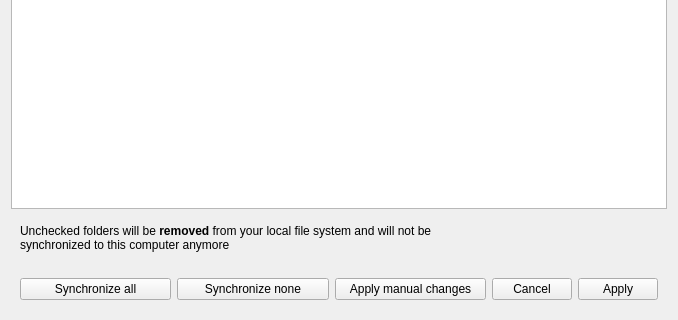
Above: src/gui/accountsettings.ui from GrossLukas/client before the change; both pictures show x 0 to 678 and y 237 to 557 of the 678 by 557 pixel window. Below: the same form after it.
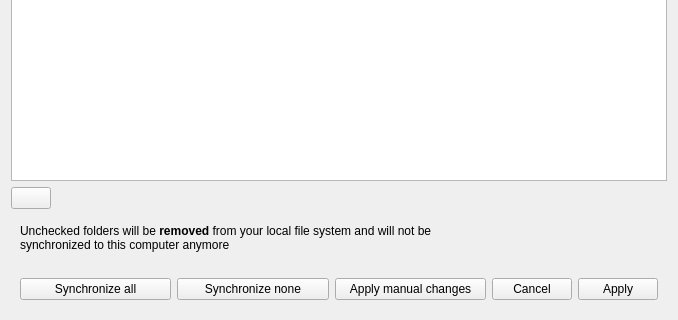
That is the form after the change.

Commit message: Add "Add Space"/"Add Folder" button to account settings page

```diff
--- a/src/gui/accountsettings.ui
+++ b/src/gui/accountsettings.ui
@@ -122,6 +122,30 @@
      </property>
     </widget>
    </item>
+   <item>
+    <layout class="QHBoxLayout" name="addButtonLayout">
+     <item>
+      <widget class="QPushButton" name="addButton">
+       <property name="text">
+        <string/>
+       </property>
+      </widget>
+     </item>
+     <item>
+      <spacer name="addButtonSpacer">
+       <property name="orientation">
+        <enum>Qt::Horizontal</enum>
+       </property>
+       <property name="sizeHint" stdset="0">
+        <size>
+         <width>40</width>
+         <height>20</height>
+        </size>
+       </property>
+      </spacer>
+     </item>
+    </layout>
+   </item>
    <item>
     <widget class="QWidget" name="selectiveSyncStatus" native="true">
      <layout class="QHBoxLayout" name="horizontalLayout_3">
```
Left out of the diff: 4 changed lines with no effect on the pictures. The commit also changes 1 other file.
